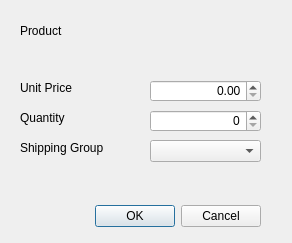
Before: the Qt Designer form localNetClient/hsgt_app/views/pricing/components/newofferdialog.ui in yixinglin/localNet, drawn with Qt 5.
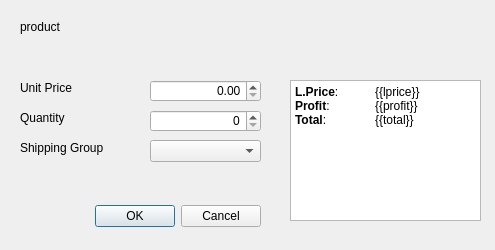
After: the same form once the commit is applied.

Diff of the .ui file:
```diff
--- a/localNetClient/hsgt_app/views/pricing/components/newofferdialog.ui
+++ b/localNetClient/hsgt_app/views/pricing/components/newofferdialog.ui
@@ -6,8 +6,8 @@
    <rect>
     <x>0</x>
     <y>0</y>
-    <width>292</width>
-    <height>243</height>
+    <width>495</width>
+    <height>250</height>
    </rect>
   </property>
   <property name="windowTitle">
@@ -74,11 +74,14 @@
      <x>20</x>
      <y>20</y>
      <width>251</width>
-     <height>21</height>
+     <height>41</height>
     </rect>
    </property>
    <property name="text">
-    <string>Product</string>
+    <string>product</string>
+   </property>
+   <property name="alignment">
+    <set>Qt::AlignLeading|Qt::AlignLeft|Qt::AlignTop</set>
    </property>
    <property name="wordWrap">
     <bool>true</bool>
@@ -126,6 +129,27 @@
     </rect>
    </property>
   </widget>
+  <widget class="QTextBrowser" name="textBrowser">
+   <property name="geometry">
+    <rect>
+     <x>290</x>
+     <y>80</y>
+     <width>191</width>
+     <height>141</height>
+    </rect>
+   </property>
+   <property name="html">
+    <string>&lt;!DOCTYPE HTML PUBLIC &quot;-//W3C//DTD HTML 4.0//EN&quot; &quot;http://www.w3.org/TR/REC-html40/strict.dtd&quot;&gt;
+&lt;html&gt;&lt;head&gt;&lt;meta name=&quot;qrichtext&quot; content=&quot;1&quot; /&gt;&lt;meta charset=&quot;utf-8&quot; /&gt;&lt;style type=&quot;text/css&quot;&gt;
+p, li { white-space: pre-wrap; }
+hr { height: 1px; border-width: 0; }
+&lt;/style&gt;&lt;/head&gt;&lt;body style=&quot; font-family:'Segoe UI'; font-size:9pt; font-weight:400; font-style:normal;&quot;&gt;
+&lt;p style=&quot; margin-top:0px; margin-bottom:0px; margin-left:0px; margin-right:0px; -qt-block-indent:0; text-indent:0px;&quot;&gt;&lt;span style=&quot; font-weight:700;&quot;&gt;L.Price&lt;/span&gt;:	{{lprice}}&lt;/p&gt;
+&lt;p style=&quot; margin-top:0px; margin-bottom:0px; margin-left:0px; margin-right:0px; -qt-block-indent:0; text-indent:0px;&quot;&gt;&lt;span style=&quot; font-weight:700;&quot;&gt;Profit&lt;/span&gt;:	{{profit}}&lt;/p&gt;
+&lt;p style=&quot; margin-top:0px; margin-bottom:0px; margin-left:0px; margin-right:0px; -qt-block-indent:0; text-indent:0px;&quot;&gt;&lt;span style=&quot; font-weight:700;&quot;&gt;Total&lt;/span&gt;:	{{total}}&lt;/p&gt;
+&lt;p style=&quot;-qt-paragraph-type:empty; margin-top:0px; margin-bottom:0px; margin-left:0px; margin-right:0px; -qt-block-indent:0; text-indent:0px;&quot;&gt;&lt;br /&gt;&lt;/p&gt;&lt;/body&gt;&lt;/html&gt;</string>
+   </property>
+  </widget>
  </widget>
  <resources/>
  <connections>
```
Left out of the diff: 3 changed lines with no effect on the pictures.
